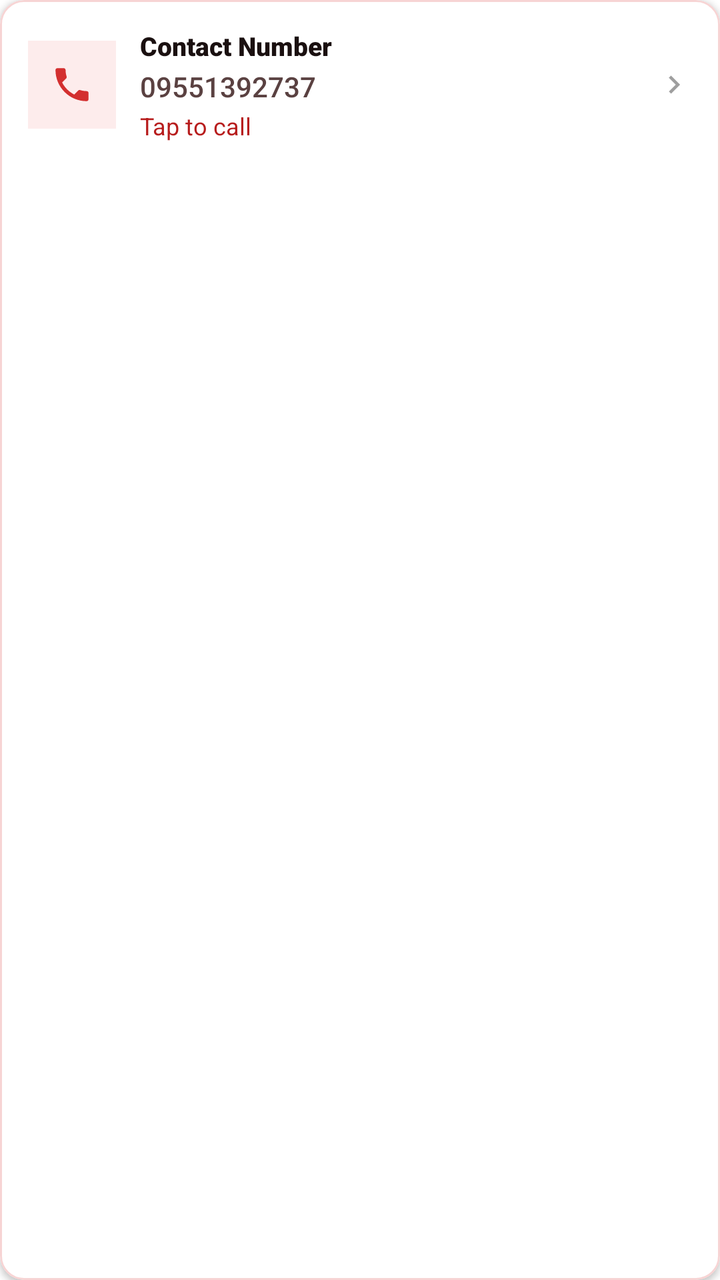
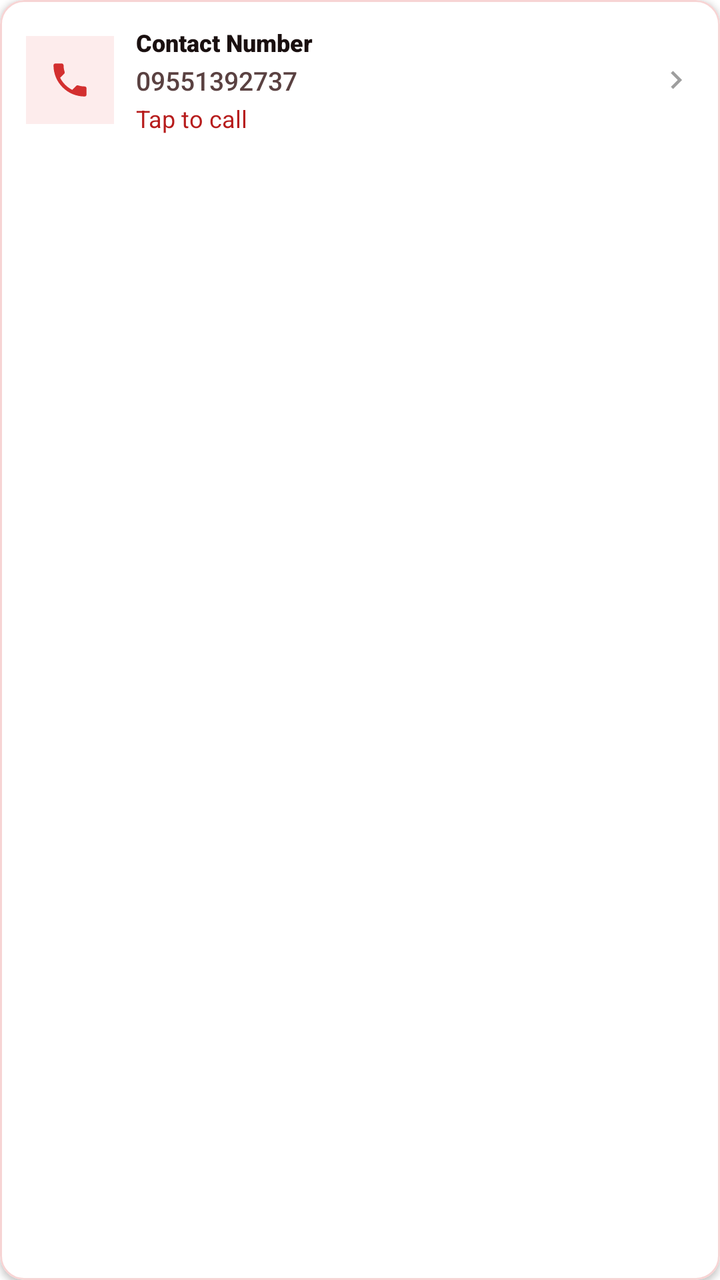

The first picture is an Android layout as it rendered before a commit; the second is the same layout after the commit. The layout source and the unified diff follow.
<!-- AndroidManifest.xml: application theme Theme.VelocitySuites -->
<!-- res/layout/item_landing_contact_phone.xml -->
<?xml version="1.0" encoding="utf-8"?>
<com.google.android.material.card.MaterialCardView xmlns:android="http://schemas.android.com/apk/res/android"
    xmlns:app="http://schemas.android.com/apk/res-auto"
    android:id="@+id/cardContactPhone"
    android:layout_width="match_parent"
    android:layout_height="wrap_content"
    android:layout_marginTop="10dp"
    android:clickable="true"
    android:focusable="true"
    app:cardBackgroundColor="@color/velocity_surface_elevated"
    app:cardCornerRadius="@dimen/card_corner_radius"
    app:cardElevation="@dimen/card_elevation"
    app:rippleColor="@color/velocity_red_subtle"
    app:strokeColor="@color/velocity_red_subtle"
    app:strokeWidth="1dp">

    <LinearLayout
        android:layout_width="match_parent"
        android:layout_height="wrap_content"
        android:gravity="center_vertical"
        android:orientation="horizontal"
        android:padding="14dp">

        <FrameLayout
            android:layout_width="44dp"
            android:layout_height="44dp"
            android:background="@drawable/bg_icon_circle_badge">

            <ImageView
                android:layout_width="22dp"
                android:layout_height="22dp"
                android:layout_gravity="center"
                android:importantForAccessibility="no"
                android:src="@drawable/ic_phone"
                app:tint="@color/velocity_red_primary" />
        </FrameLayout>

        <LinearLayout
            android:layout_width="0dp"
            android:layout_height="wrap_content"
            android:layout_marginStart="12dp"
            android:layout_weight="1"
            android:orientation="vertical">

            <TextView
                android:layout_width="match_parent"
                android:layout_height="wrap_content"
                android:fontFamily="sans-serif-black"
                android:text="@string/landing_hotel_phone_label"
                android:textColor="@color/velocity_text_primary"
                android:textSize="13sp" />

            <TextView
                android:layout_width="match_parent"
                android:layout_height="wrap_content"
                android:layout_marginTop="2dp"
                android:fontFamily="sans-serif-medium"
                android:text="@string/landing_hotel_phone"
                android:textColor="@color/velocity_text_secondary"
                android:textSize="14sp" />

            <TextView
                android:layout_width="match_parent"
                android:layout_height="wrap_content"
                android:layout_marginTop="2dp"
                android:fontFamily="sans-serif-bold"
                android:text="@string/landing_hotel_tap_call"
                android:textColor="@color/velocity_action_text"
                android:textSize="12sp" />
        </LinearLayout>

        <ImageView
            android:layout_width="18dp"
            android:layout_height="18dp"
            android:contentDescription="@null"
            android:src="@drawable/ic_chevron_right"
            app:tint="@color/velocity_inactive_gray" />
    </LinearLayout>
</com.google.android.material.card.MaterialCardView>
<!-- resources referenced by this layout -->
<resources>
  <color name="velocity_action_text">#B71C1C</color>
  <color name="velocity_inactive_gray">#9E9E9E</color>
  <color name="velocity_red_primary">#D32F2F</color>
  <color name="velocity_red_subtle">#F7D4D4</color>
  <color name="velocity_surface_elevated">#FFFFFF</color>
  <color name="velocity_text_primary">#1A1010</color>
  <color name="velocity_text_secondary">#5A4141</color>
  <dimen name="card_corner_radius">12dp</dimen>
  <dimen name="card_elevation">2dp</dimen>
  <!-- drawable bg_icon_circle_badge (drawable) -->
  <?xml version="1.0" encoding="utf-8"?>
  <shape xmlns:android="http://schemas.android.com/apk/res/android"
      android:shape="rectangle">
      <solid android:color="@color/velocity_red_soft" />
  </shape>
  <!-- drawable ic_chevron_right (drawable) -->
  <vector xmlns:android="http://schemas.android.com/apk/res/android"
      android:width="24dp"
      android:height="24dp"
      android:viewportWidth="24"
      android:viewportHeight="24"
      android:tint="?attr/colorControlNormal">
    <path
        android:fillColor="@android:color/white"
        android:pathData="M10,6L8.59,7.41L13.17,12l-4.58,4.59L10,18l6,-6L10,6Z"/>
  </vector>
  <string name="landing_hotel_phone">09551392737</string>
  <string name="landing_hotel_phone_label">Contact Number</string>
  <string name="landing_hotel_tap_call">Tap to call</string>
  <color name="velocity_red_soft">#FDECEC</color>
  <color name="velocity_red_dark">#7F1212</color>
  <color name="white">#FFFFFFFF</color>
  <color name="velocity_red_rose">#EF5350</color>
  <color name="velocity_red_deep">#5A0A0A</color>
  <style name="ShapeAppearance.Velocity.Square" parent="">
          <item name="cornerFamily">rounded</item>
          <item name="cornerSize">0dp</item>
      </style>
  <style name="ShapeAppearance.Velocity.Card" parent="">
          <item name="cornerFamily">rounded</item>
          <item name="cornerSize">@dimen/card_corner_radius</item>
      </style>
  <style name="Widget.Velocity.Card.Flat" parent="Widget.MaterialComponents.CardView">
          <item name="cardElevation">@dimen/card_elevation</item>
          <item name="cardCornerRadius">@dimen/card_corner_radius</item>
          <item name="cardBackgroundColor">@color/velocity_surface_elevated</item>
          <item name="strokeColor">@color/velocity_divider_hairline</item>
          <item name="strokeWidth">1dp</item>
          <item name="shapeAppearance">@style/ShapeAppearance.Velocity.Card</item>
      </style>
  <style name="Widget.Velocity.Flat.Chip" parent="Widget.MaterialComponents.Chip.Choice">
          <item name="shapeAppearance">@style/ShapeAppearance.Velocity.Square</item>
          <item name="shapeAppearanceOverlay">@style/ShapeAppearance.Velocity.Square</item>
          <item name="chipCornerRadius">0dp</item>
          <item name="android:minHeight">48dp</item>
          <item name="chipMinHeight">48dp</item>
          <item name="chipStrokeWidth">1dp</item>
          <item name="android:elevation">0dp</item>
      </style>
  <style name="Widget.Velocity.Flat.Snackbar" parent="Widget.MaterialComponents.Snackbar">
          <item name="android:background">@drawable/bg_snackbar_flat</item>
          <item name="android:elevation">0dp</item>
      </style>
  <color name="velocity_divider_hairline">#1A000000</color>
  <!-- drawable bg_snackbar_flat (drawable) -->
  <?xml version="1.0" encoding="utf-8"?>
  <shape xmlns:android="http://schemas.android.com/apk/res/android" android:shape="rectangle">
      <solid android:color="#323232" />
      <stroke android:width="1dp" android:color="#33FFFFFF" />
      <corners android:radius="0dp" />
  </shape>
  <style name="Widget.Velocity.Flat.BottomSheet" parent="Widget.MaterialComponents.BottomSheet.Modal">
          <item name="shapeAppearanceOverlay">@style/ShapeAppearance.Velocity.Square</item>
          <item name="android:elevation">0dp</item>
          <item name="backgroundTint">@color/velocity_surface_elevated</item>
      </style>
  <!-- unchanged entries left out for length: 8 -->
</resources>

<!-- the commit's change to res/layout/item_landing_contact_phone.xml (unified diff, before → after) -->
@@ -19,7 +19,7 @@
         android:layout_height="wrap_content"
         android:gravity="center_vertical"
         android:orientation="horizontal"
-        android:padding="14dp">
+        android:padding="13dp">
 
         <FrameLayout
             android:layout_width="44dp"
@@ -38,7 +38,7 @@
         <LinearLayout
             android:layout_width="0dp"
             android:layout_height="wrap_content"
-            android:layout_marginStart="12dp"
+            android:layout_marginStart="11dp"
             android:layout_weight="1"
             android:orientation="vertical">
 
@@ -48,7 +48,7 @@
                 android:fontFamily="sans-serif-black"
                 android:text="@string/landing_hotel_phone_label"
                 android:textColor="@color/velocity_text_primary"
-                android:textSize="13sp" />
+                android:textSize="12sp" />
 
             <TextView
                 android:layout_width="match_parent"
@@ -57,7 +57,7 @@
                 android:fontFamily="sans-serif-medium"
                 android:text="@string/landing_hotel_phone"
                 android:textColor="@color/velocity_text_secondary"
-                android:textSize="14sp" />
+                android:textSize="13sp" />
 
             <TextView
                 android:layout_width="match_parent"
